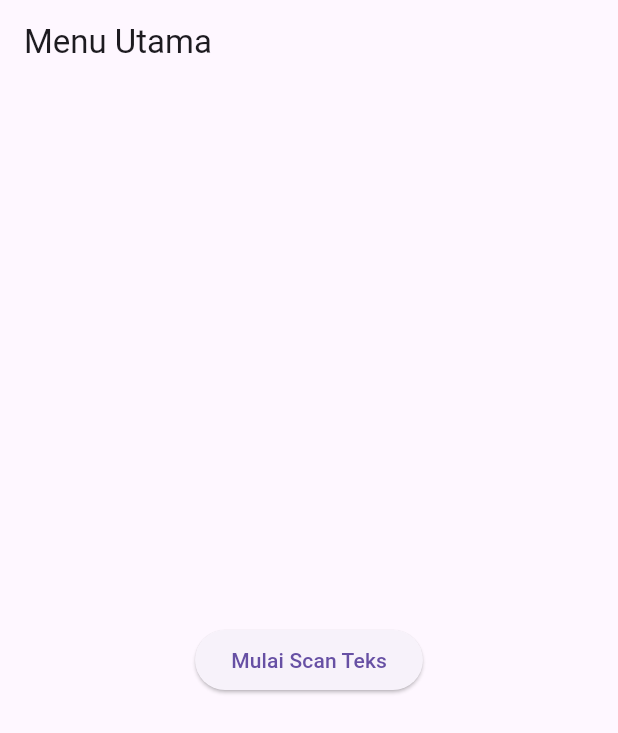
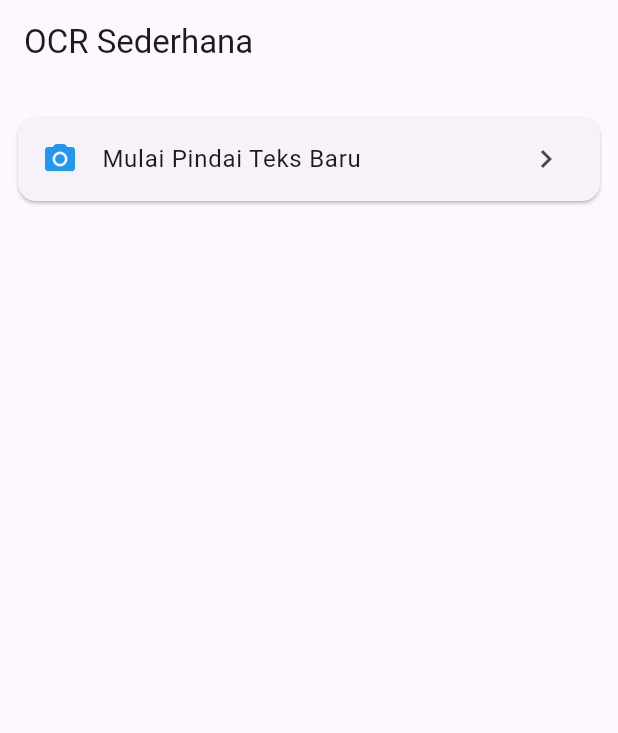
Before and after one commit to adindaivankamp/ocr_sederhana, a Flutter app: the screen it shows after launch, on a phone screen of 412 x 824 dp. Shown: the top 733 px of the screen. Run offline on Flutter 3.47's test engine with Material 3 defaults, Android fonts, the phone set to English and light mode, and no system bars; our stand-ins replace camera; missing offline and left inert: google_mlkit_text_recognition.

Commit message:
UTS: Selesai Soal 1 - ListTile dan Navigasi Balik

```diff
--- a/lib/screens/home_screen.dart
+++ b/lib/screens/home_screen.dart
@@ -1,23 +1,34 @@
 import 'package:flutter/material.dart';
-import 'scan_screen.dart';
+import 'scan_screen.dart'; // pastikan path benar
 
 class HomeScreen extends StatelessWidget {
-  const HomeScreen({super.key});
+  const HomeScreen({Key? key}) : super(key: key);
 
   @override
   Widget build(BuildContext context) {
     return Scaffold(
-      appBar: AppBar(title: const Text('Menu Utama')),
-      body: Center(
-        child: ElevatedButton(
-          onPressed: () {
-            Navigator.push(
-              context,
-              MaterialPageRoute(builder: (_) => const ScanScreen()),
-            );
-          },
-          child: const Text('Mulai Scan Teks'),
-        ),
+      appBar: AppBar(
+        title: const Text('OCR Sederhana'),
+      ),
+      body: ListView(
+        children: [
+          const SizedBox(height: 16),
+          Card(
+            margin: const EdgeInsets.symmetric(horizontal: 12, vertical: 6),
+            child: ListTile(
+              leading: const Icon(Icons.camera_alt, color: Colors.blue),
+              title: const Text('Mulai Pindai Teks Baru'),
+              trailing: const Icon(Icons.chevron_right),
+              onTap: () {
+                Navigator.push(
+                  context,
+                  MaterialPageRoute(builder: (context) => const ScanScreen()),
+                );
+              },
+            ),
+          ),
+          // Anda dapat menyimpan elemen lain di home sesuai kebutuhan
+        ],
       ),
     );
   }
```
Also changed, not shown: lib/screens/result_screen.dart (+25 -8 lines).
